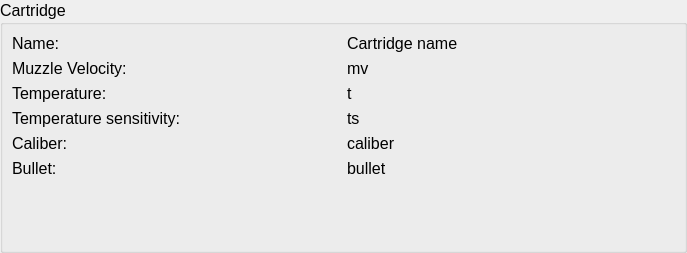
Old version of the form ui_templates/catalog_cartridge_info.ui in the repository o-murphy/archer_ballistics_constructor.
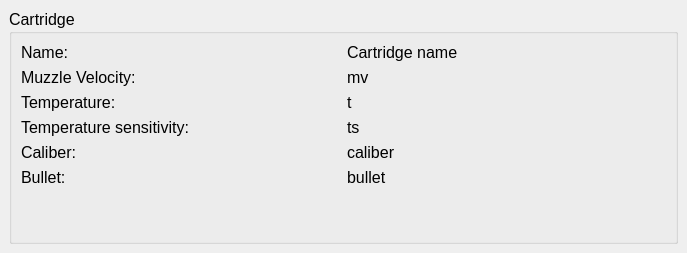
New version of the form.

What changed in the file:
```diff
--- a/ui_templates/catalog_cartridge_info.ui
+++ b/ui_templates/catalog_cartridge_info.ui
@@ -21,19 +21,19 @@
   </property>
   <layout class="QGridLayout" name="gridLayout">
    <property name="leftMargin">
-    <number>0</number>
+    <number>9</number>
    </property>
    <property name="topMargin">
-    <number>0</number>
+    <number>9</number>
    </property>
    <property name="rightMargin">
-    <number>0</number>
+    <number>9</number>
    </property>
    <property name="bottomMargin">
-    <number>0</number>
+    <number>9</number>
    </property>
    <property name="spacing">
-    <number>0</number>
+    <number>6</number>
    </property>
    <item row="0" column="0">
     <widget class="QGroupBox" name="cartridgeGroupBox">
@@ -69,11 +69,6 @@
           <verstretch>0</verstretch>
          </sizepolicy>
         </property>
-        <property name="font">
-         <font>
-          <pointsize>12</pointsize>
-         </font>
-        </property>
         <property name="text">
          <string>Caliber:</string>
         </property>
@@ -87,11 +82,6 @@
           <verstretch>0</verstretch>
          </sizepolicy>
         </property>
-        <property name="font">
-         <font>
-          <pointsize>12</pointsize>
-         </font>
-        </property>
         <property name="text">
          <string>Bullet:</string>
         </property>
@@ -157,11 +147,6 @@
           <verstretch>0</verstretch>
          </sizepolicy>
         </property>
-        <property name="font">
-         <font>
-          <pointsize>12</pointsize>
-         </font>
-        </property>
         <property name="text">
          <string>Temperature sensitivity:</string>
         </property>
@@ -181,11 +166,6 @@
           <height>16777215</height>
          </size>
         </property>
-        <property name="font">
-         <font>
-          <pointsize>12</pointsize>
-         </font>
-        </property>
         <property name="text">
          <string>Muzzle Velocity:</string>
         </property>
@@ -205,11 +185,6 @@
           <height>16777215</height>
          </size>
         </property>
-        <property name="font">
-         <font>
-          <pointsize>12</pointsize>
-         </font>
-        </property>
         <property name="text">
          <string>Temperature:</string>
         </property>
@@ -223,11 +198,6 @@
           <verstretch>0</verstretch>
          </sizepolicy>
         </property>
-        <property name="font">
-         <font>
-          <pointsize>12</pointsize>
-         </font>
-        </property>
         <property name="text">
          <string>bullet</string>
         </property>
@@ -241,11 +211,6 @@
           <verstretch>0</verstretch>
          </sizepolicy>
         </property>
-        <property name="font">
-         <font>
-          <pointsize>12</pointsize>
-         </font>
-        </property>
         <property name="text">
          <string>caliber</string>
         </property>
@@ -265,11 +230,6 @@
           <height>16777215</height>
          </size>
         </property>
-        <property name="font">
-         <font>
-          <pointsize>12</pointsize>
-         </font>
-        </property>
         <property name="text">
          <string>Name:</string>
         </property>
```
